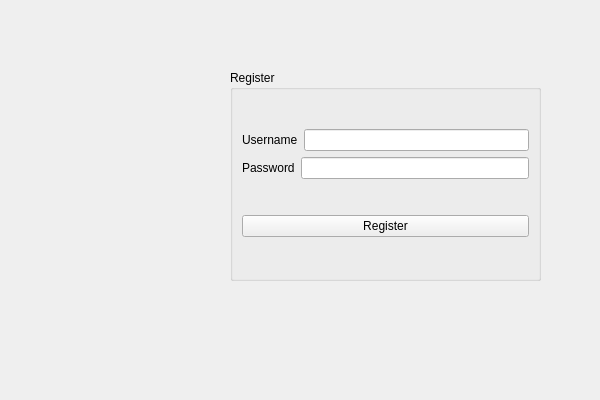
Before: the Qt Designer form OneDrive/onedrive_register.ui in radusalex1/OneDriveProject, drawn with Qt 5.
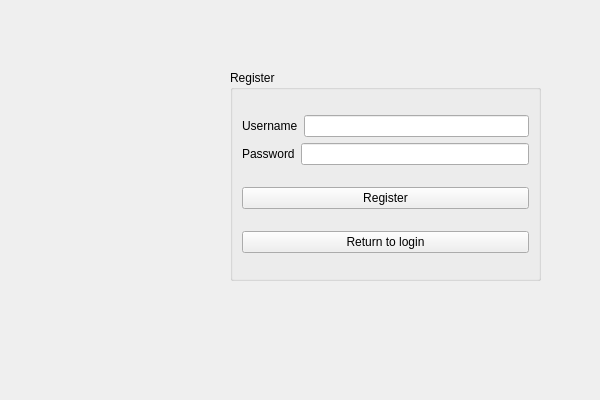
After: the same form once the commit is applied.

Commit message: [ADD] Return to login button

```diff
--- a/OneDrive/onedrive_register.ui
+++ b/OneDrive/onedrive_register.ui
@@ -69,6 +69,13 @@
       </property>
      </widget>
     </item>
+    <item>
+     <widget class="QPushButton" name="pushButton_GoBack">
+      <property name="text">
+       <string>Return to login</string>
+      </property>
+     </widget>
+    </item>
    </layout>
   </widget>
   <widget class="QLabel" name="label_pic">
```
The commit also changes 3 other files.
